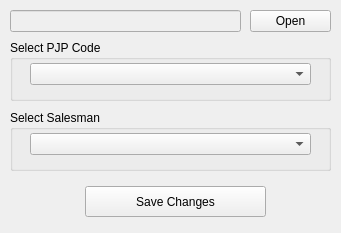
Old version of the form toolspjp.ui in the repository wandirahman13/toolsPJP.
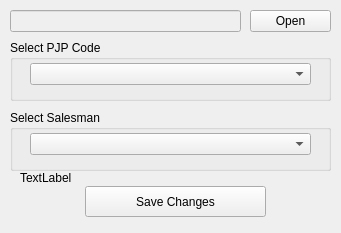
New version of the form.

```diff
--- a/toolspjp.ui
+++ b/toolspjp.ui
@@ -126,6 +126,19 @@
      <string>Save Changes</string>
     </property>
    </widget>
+   <widget class="QLabel" name="lbPath">
+    <property name="geometry">
+     <rect>
+      <x>20</x>
+      <y>170</y>
+      <width>55</width>
+      <height>16</height>
+     </rect>
+    </property>
+    <property name="text">
+     <string>TextLabel</string>
+    </property>
+   </widget>
   </widget>
   <widget class="QMenuBar" name="menubar">
    <property name="geometry">
```
Left out of the diff: 2 changed lines with no effect on the pictures.
